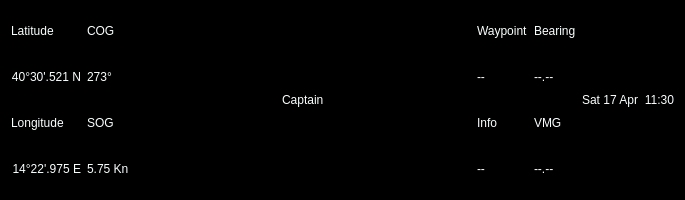
The window that ui/topbar/TopBar.ui (OpenFairWind/fairwindplusplus) describes before a commit, drawn with Qt 5.
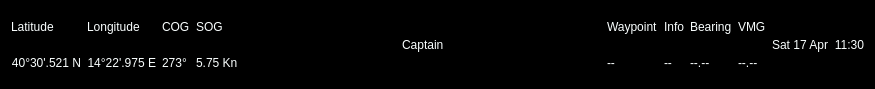
The same window after the commit.

```diff
--- a/ui/topbar/TopBar.ui
+++ b/ui/topbar/TopBar.ui
@@ -6,8 +6,8 @@
    <rect>
     <x>0</x>
     <y>0</y>
-    <width>685</width>
-    <height>200</height>
+    <width>875</width>
+    <height>89</height>
    </rect>
   </property>
   <property name="windowTitle">
@@ -17,8 +17,8 @@
    <string notr="true">background-color: rgb(0, 0, 0);
 color: rgb(250, 255, 255);</string>
   </property>
-  <layout class="QGridLayout" name="gridLayout">
-   <item row="0" column="0">
+  <layout class="QHBoxLayout" name="horizontalLayout_2">
+   <item>
     <layout class="QHBoxLayout" name="horizontalLayout">
      <item>
       <layout class="QVBoxLayout" name="verticalLayout_Position">
@@ -42,6 +42,10 @@
          </property>
         </widget>
        </item>
+      </layout>
+     </item>
+     <item>
+      <layout class="QVBoxLayout" name="verticalLayout_2">
        <item>
         <widget class="QLabel" name="label_TextLongitude">
          <property name="text">
@@ -80,6 +84,10 @@
          </property>
         </widget>
        </item>
+      </layout>
+     </item>
+     <item>
+      <layout class="QVBoxLayout" name="verticalLayout_4">
        <item>
         <widget class="QLabel" name="label_TextSOG">
          <property name="text">
@@ -103,7 +111,7 @@
        </property>
        <property name="sizeHint" stdset="0">
         <size>
-         <width>40</width>
+         <width>88</width>
          <height>20</height>
         </size>
        </property>
@@ -123,7 +131,7 @@
        </property>
        <property name="sizeHint" stdset="0">
         <size>
-         <width>40</width>
+         <width>88</width>
          <height>20</height>
         </size>
        </property>
@@ -145,6 +153,10 @@
          </property>
         </widget>
        </item>
+      </layout>
+     </item>
+     <item>
+      <layout class="QVBoxLayout" name="verticalLayout_6">
        <item>
         <widget class="QLabel" name="label_TextInfo">
          <property name="text">
@@ -177,6 +189,10 @@
          </property>
         </widget>
        </item>
+      </layout>
+     </item>
+     <item>
+      <layout class="QVBoxLayout" name="verticalLayout_8">
        <item>
         <widget class="QLabel" name="label_TextVMG">
          <property name="text">
```
Left out of the diff: 8 changed lines with no effect on the pictures.
